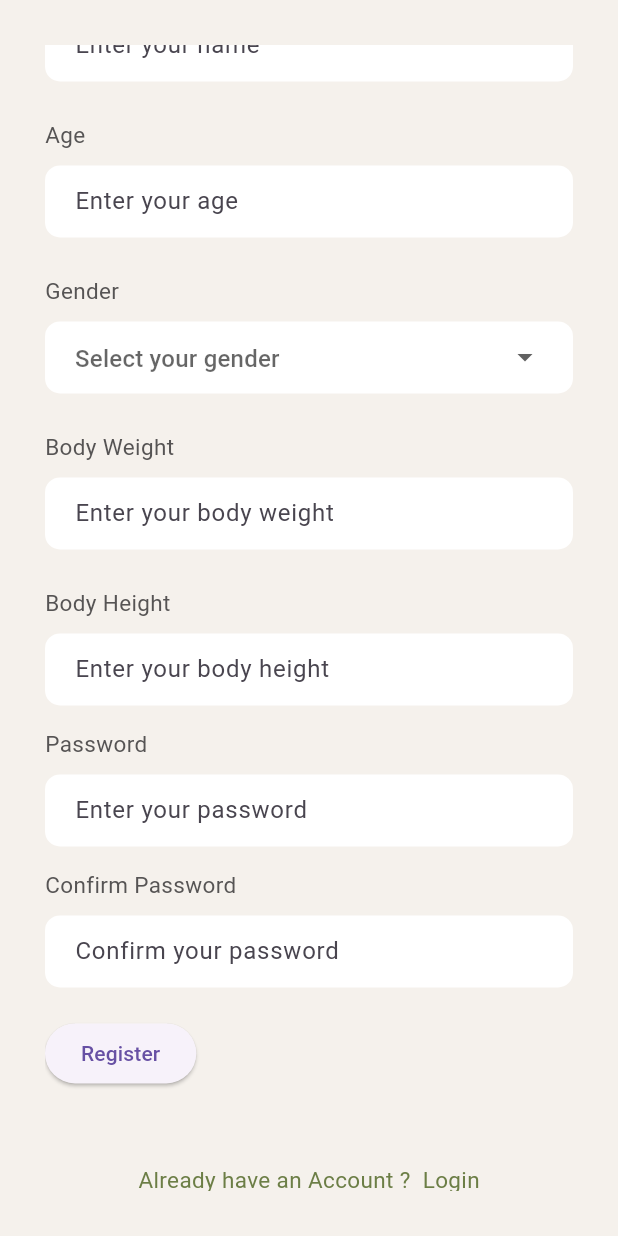
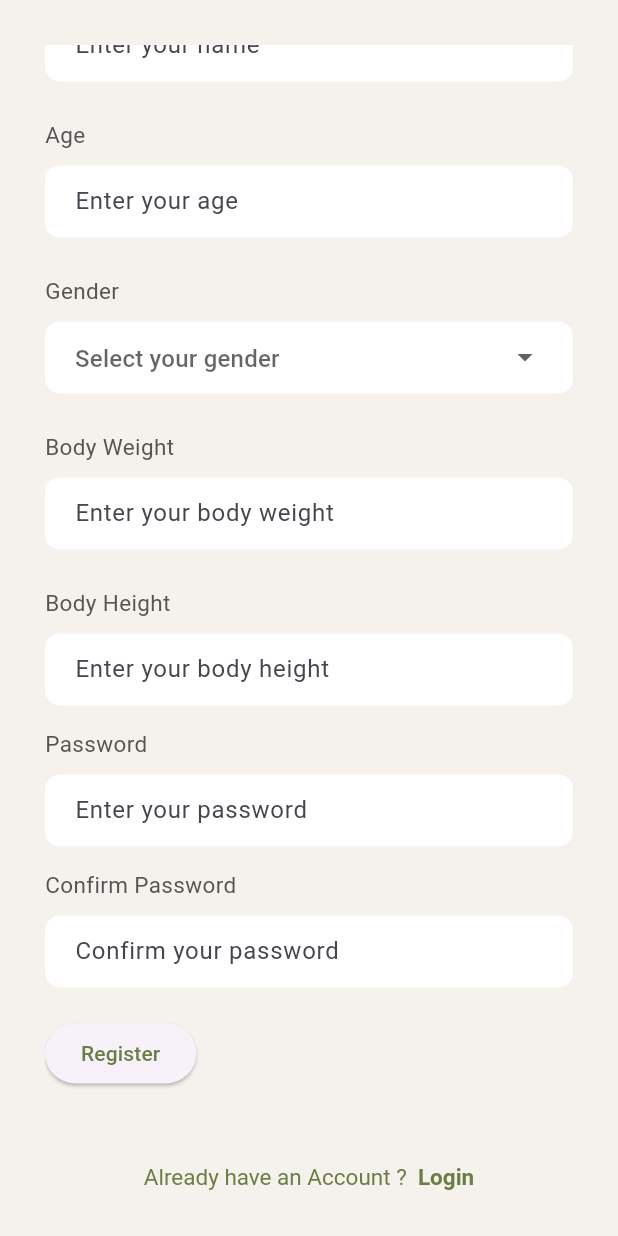
Before and after one commit to sintiadc/ABPAps, a Flutter app: the SignUpPage screen opened directly, scrolled down 504 dp, on a phone screen of 412 x 824 dp. Run offline on Flutter 3.47's test engine with Material 3 defaults, Android fonts, the light colour scheme and no system bars; our stand-ins replace font_awesome_flutter, google_nav_bar.

Commit message:
signup done

```diff
--- a/lib/signup.dart
+++ b/lib/signup.dart
@@ -1,4 +1,6 @@
+import 'package:flutter/gestures.dart';
 import 'package:flutter/material.dart';
+import 'login.dart'; // Sesuaikan dengan file yang benar untuk halaman login
 
 class SignUpPage extends StatefulWidget {
   const SignUpPage({Key? key}) : super(key: key);
@@ -247,16 +249,37 @@ class _SignUpPageState extends State<SignUpPage> {
               const SizedBox(height: 20),
               ElevatedButton(
                 onPressed: () {},
-                child: const Text('Register'),
+                child: const Text('Register',
+                    style: TextStyle(color: Color(0xFF6C7E46))),
               ),
               const SizedBox(height: 50),
-              const Center(
+              Center(
                 // Menggunakan Center untuk menengahkan tulisan "Login account"
-                child: Text(
-                  'Already have an Account ?  Login',
-                  style: TextStyle(
-                    fontSize: 15,
-                    color: Color(0xFF6C7E46),
+                child: RichText(
+                  text: TextSpan(
+                    text: 'Already have an Account ?  ',
+                    style: const TextStyle(
+                      fontSize: 15,
+                      color: Color(0xFF6C7E46),
+                    ),
+                    children: [
+                      TextSpan(
+                        text: 'Login',
+                        style: const TextStyle(
+                          fontWeight:
+                              FontWeight.bold, // Menjadikan teks tebal (bold)
+                        ),
+                        recognizer: TapGestureRecognizer()
+                          ..onTap = () {
+                            Navigator.push(
+                              context,
+                              MaterialPageRoute(
+                                builder: (context) => const LoginPage(),
+                              ),
+                            );
+                          },
+                      ),
+                    ],
                   ),
                 ),
               ),
```
